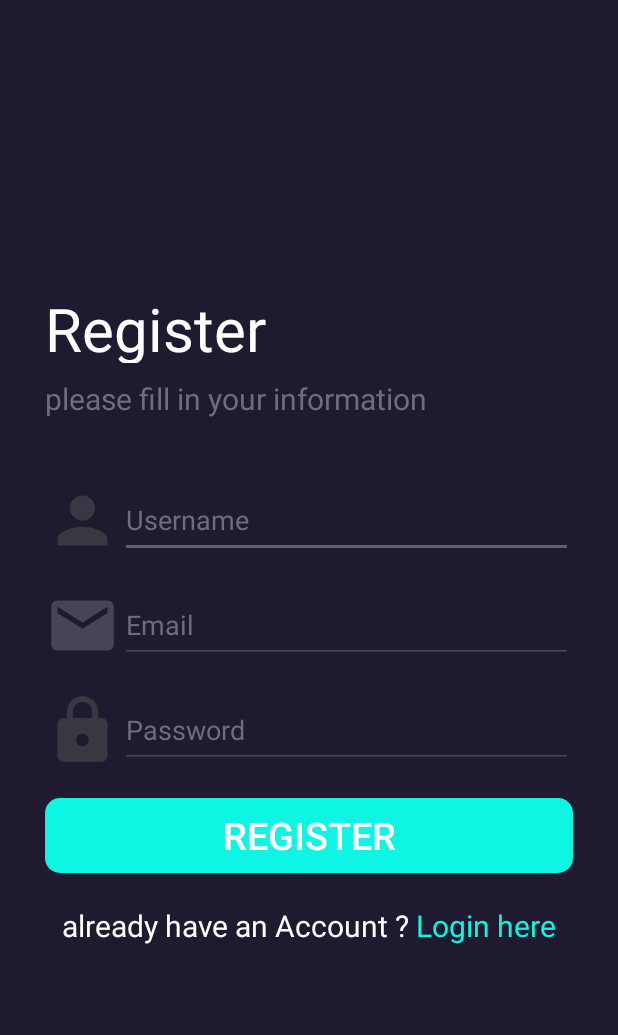
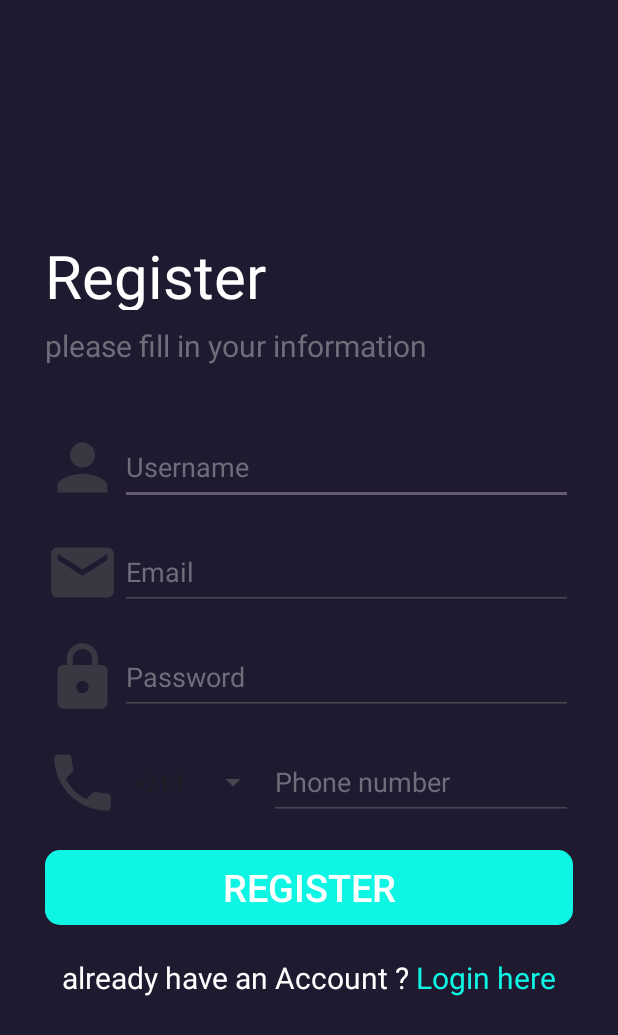
Before and after one commit to ilyes-ced/java_auth_app, an Android app: the Register screen opened directly, with no data from a screen before it, on a phone screen of 412 x 824 dp. Shown: the top 1035 px of the screen. Run offline under Robolectric (Android 15) with nearby library versions, the phone set to English and light mode, and no system bars.

Commit message:
almost finished

```diff
--- a/app/src/main/java/com/example/log_act/Register.java
+++ b/app/src/main/java/com/example/log_act/Register.java
@@ -2,6 +2,11 @@ package com.example.log_act;
 
 import android.content.Intent;
 import android.os.Bundle;
+import android.view.View;
+import android.widget.ArrayAdapter;
+import android.widget.Button;
+import android.widget.EditText;
+import android.widget.Spinner;
 import android.widget.TextView;
 
 import androidx.appcompat.app.AppCompatActivity;
@@ -11,5 +16,53 @@ public class Register extends AppCompatActivity {
     protected void onCreate(Bundle savedInstanceState) {
         super.onCreate(savedInstanceState);
         setContentView(R.layout.register);
+
+
+        Spinner spinner = (Spinner) findViewById(R.id.phone_num_spinner);
+        ArrayAdapter<CharSequence> adapter = ArrayAdapter.createFromResource(
+                this,
+                R.array.country_codes,
+                android.R.layout.simple_spinner_item
+        );
+        spinner.setSelection(0, true);
+        adapter.setDropDownViewResource(android.R.layout.simple_spinner_dropdown_item);
+        spinner.setAdapter(adapter);
+
+
+
+        Button button = findViewById(R.id.confirm_register);
+        EditText username = findViewById(R.id.username);
+        EditText email = findViewById(R.id.email);
+        EditText password = findViewById(R.id.password);
+
+        Spinner phone_num_container = findViewById(R.id.phone_num_spinner);
+        EditText phone_num = findViewById(R.id.phone_num);
+        button.setOnClickListener(new View.OnClickListener() {
+            @Override
+            public void onClick(View v) {
+                Intent intent = new Intent(Register.this, Data.class);
+                intent.putExtra("username", username.getText().toString());
+                intent.putExtra("email", email.getText().toString());
+                intent.putExtra("password",  password.getText().toString());
+                intent.putExtra("code", phone_num_container.getSelectedItem().toString());
+                intent.putExtra("number", phone_num.getText().toString());
+                startActivity(intent);
+            }
+        });
+
+
+
+        TextView go_login = findViewById(R.id.go_login);
+        go_login.setOnClickListener(new View.OnClickListener() {
+            @Override
+            public void onClick(View v) {
+                Intent intent = new Intent(Register.this, MainActivity.class);
+                startActivity(intent);
+            }
+        });
+
+
+
+
     }
 }
--- a/app/src/main/res/drawable/email.xml
+++ b/app/src/main/res/drawable/email.xml
@@ -1,4 +1,4 @@
-<vector android:alpha="0.5" android:height="24dp" android:tint="#706d7a"
+<vector android:alpha="0.5" android:height="24dp" android:tint="#555555"
     android:viewportHeight="24" android:viewportWidth="24"
     android:width="24dp" xmlns:android="http://schemas.android.com/apk/res/android">
     <path android:fillColor="@android:color/white" android:pathData="M20,4L4,4c-1.1,0 -1.99,0.9 -1.99,2L2,18c0,1.1 0.9,2 2,2h16c1.1,0 2,-0.9 2,-2L22,6c0,-1.1 -0.9,-2 -2,-2zM20,8l-8,5 -8,-5L4,6l8,5 8,-5v2z"/>
--- /dev/null
+++ b/app/src/main/res/drawable/phone.xml
@@ -0,0 +1,5 @@
+<vector android:alpha="0.5" android:height="24dp" android:tint="#555555"
+    android:viewportHeight="24" android:viewportWidth="24"
+    android:width="24dp" xmlns:android="http://schemas.android.com/apk/res/android">
+    <path android:fillColor="@android:color/white" android:pathData="M6.62,10.79c1.44,2.83 3.76,5.14 6.59,6.59l2.2,-2.2c0.27,-0.27 0.67,-0.36 1.02,-0.24 1.12,0.37 2.33,0.57 3.57,0.57 0.55,0 1,0.45 1,1V20c0,0.55 -0.45,1 -1,1 -9.39,0 -17,-7.61 -17,-17 0,-0.55 0.45,-1 1,-1h3.5c0.55,0 1,0.45 1,1 0,1.25 0.2,2.45 0.57,3.57 0.11,0.35 0.03,0.74 -0.25,1.02l-2.2,2.2z"/>
+</vector>
--- a/app/src/main/res/layout/activity_main.xml
+++ b/app/src/main/res/layout/activity_main.xml
@@ -54,6 +54,7 @@
             android:hint="Email"
             android:textColorHint="#706d7a"
             android:textColor="@color/white"
+            android:inputType="textEmailAddress"
             />
     </LinearLayout>
 
--- a/app/src/main/res/layout/register.xml
+++ b/app/src/main/res/layout/register.xml
@@ -85,6 +85,7 @@
             android:hint="Email"
             android:textColorHint="#706d7a"
             android:textColor="@color/white"
+            android:inputType="textEmailAddress"
             />
     </LinearLayout>
 
@@ -121,9 +122,49 @@
 
 
 
+
+    <LinearLayout
+        android:id="@+id/phone_num_container"
+        android:layout_width="match_parent"
+        android:layout_height="50dp"
+        android:orientation="horizontal"
+        android:layout_marginHorizontal="30dp"
+        android:layout_marginVertical="10dp"
+        >
+        <ImageView
+            android:layout_width="50dp"
+            android:layout_height="50dp"
+            android:src="@drawable/phone"
+            />
+
+        <Spinner
+            android:id="@+id/phone_num_spinner"
+            android:layout_width="wrap_content"
+            android:layout_height="match_parent"
+            android:textColor="#ff00ff"
+
+
+            />
+
+        <EditText
+            android:id="@+id/phone_num"
+            android:layout_width="match_parent"
+            android:layout_height="match_parent"
+            android:hint="Phone number"
+            android:textColorHint="#706d7a"
+            android:textColor="@color/white"
+            android:inputType="number"
+            />
+    </LinearLayout>
+
+
+
+
+
+
     <!-- Button doesnt apply styles idk why -->
     <androidx.appcompat.widget.AppCompatButton
-        android:id="@+id/confirm_login"
+        android:id="@+id/confirm_register"
         android:layout_width="match_parent"
         android:layout_height="50dp"
         android:text="Register"
--- a/app/src/main/res/values/strings.xml
+++ b/app/src/main/res/values/strings.xml
@@ -1,3 +1,11 @@
 <resources>
     <string name="app_name">log_act</string>
+
+    <string-array name="country_codes">
+        <item>+213</item>
+        <item>+91</item>
+        <item>+95</item>
+        <item>+1</item>
+    </string-array>
+
 </resources>
```
Also changed, not shown: app/src/main/java/com/example/log_act/Data.java (+70 -3 lines), app/src/main/res/layout/data.xml (+93 -21 lines).
